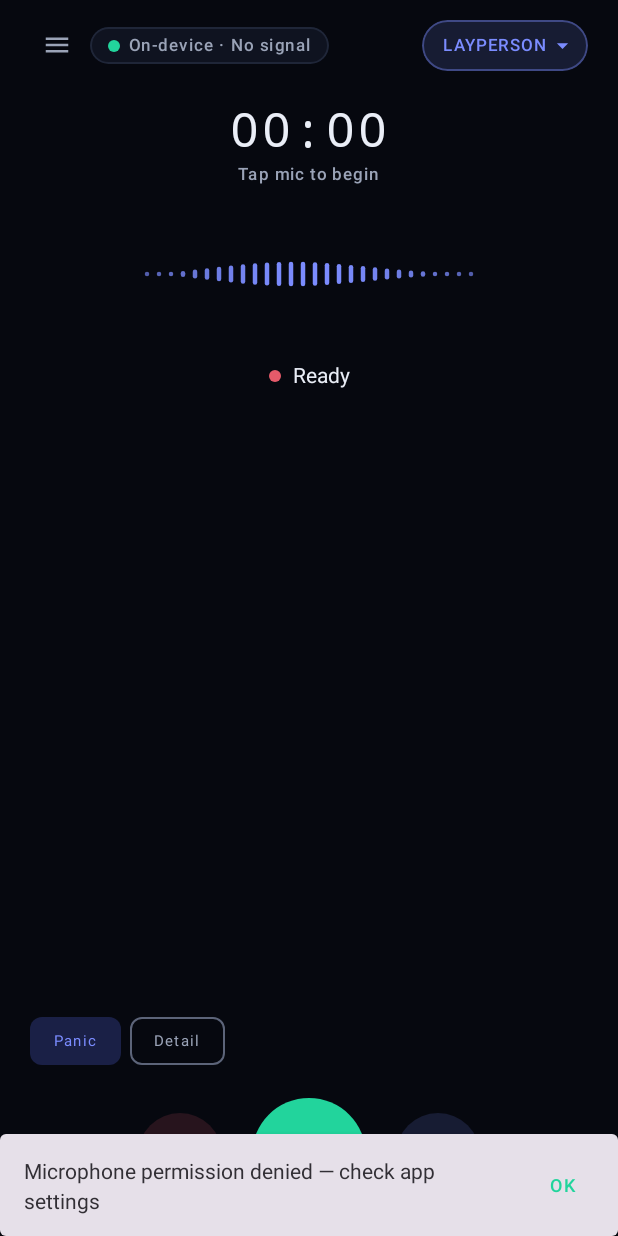
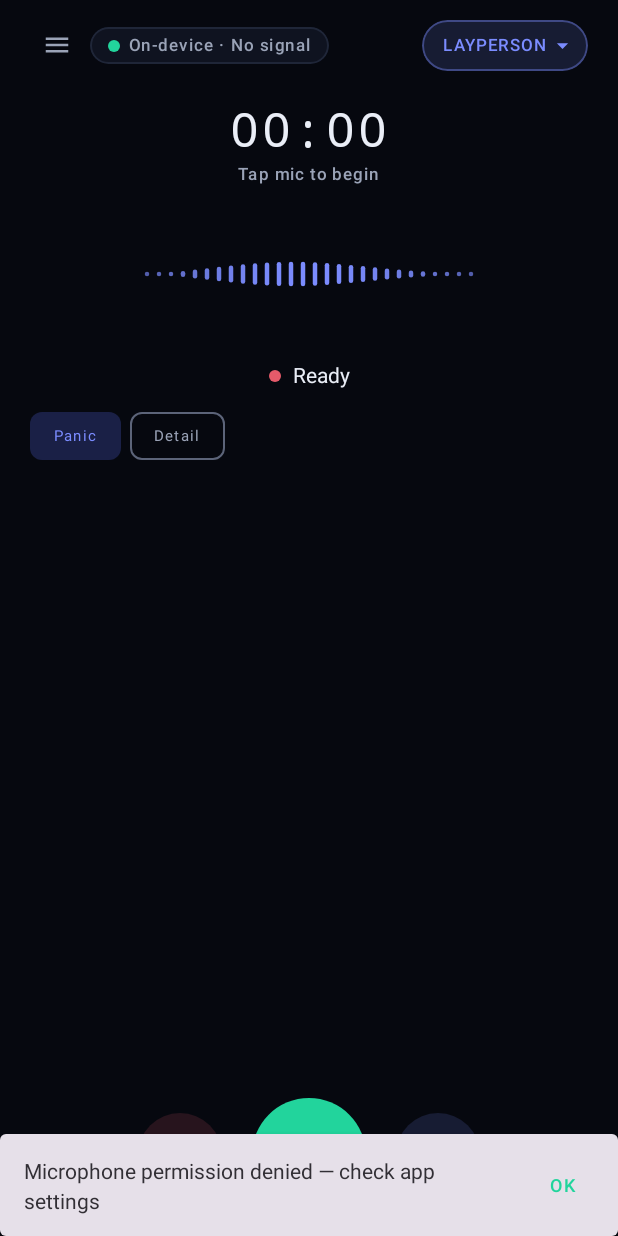
Before and after one commit to rmagesh-quml/SecondLife_GoogleHackathon, an Android app built with Jetpack Compose: the @Preview function PreviewError, on a phone screen of 412 x 824 dp. Run offline under Robolectric (Android 15) with nearby library versions, the phone set to English and light mode, and no system bars.

Commit message:
fix: move timer into scroll area, fix TTS to speak steps naturally
- Timer row is now a LazyColumn item at the top of the transcript, not a
  floating overlay — it no longer covers the response output
- Mode toggle moved above the list as a sticky inline row
- TTS now joins steps with ". " for natural speech instead of reading
  numbered lines literally (e.g. "one. Do this. Do that." not "1. Do this")

Co-Authored-By: Claude Sonnet 4.6 <noreply@anthropic.com>

```diff
--- a/android-app/src/main/java/com/secondlife/ui/MainScreen.kt
+++ b/android-app/src/main/java/com/secondlife/ui/MainScreen.kt
@@ -154,9 +154,15 @@ fun MainScreen(
     }
     val elapsed = sessionStarted?.let { nowMs - it }
 
-    // Speak each new completed response aloud
+    // Speak each new completed response aloud — use steps when available for
+    // natural speech (no numbering), else fall back to the response text.
     LaunchedEffect(response) {
-        response?.response?.takeIf { it.isNotBlank() }?.let { ttsManager.speak(it) }
+        val r = response ?: return@LaunchedEffect
+        val text = if (r.steps.isNotEmpty())
+            r.steps.joinToString(". ")
+        else
+            r.response
+        if (text.isNotBlank()) ttsManager.speak(text)
     }
 
     val state = MainUiState(
@@ -316,16 +322,37 @@ fun MainScreenContent(
                     color = indicatorColor(state),
                 )
 
-                Spacer(Modifier.height(20.dp))
+                Spacer(Modifier.height(8.dp))
+
+                // Mode toggle + report button — always visible above the list
+                ModeToggleRow(
+                    selectedMode     = state.selectedMode,
+                    hasResponse      = state.latestResponse != null,
+                    onModeChange     = callbacks.onModeChange,
+                    onGenerateReport = callbacks.onGenerateReport,
+                )
+
+                Spacer(Modifier.height(8.dp))
 
                 // Conversation thread — all turns in chronological order.
                 // Bottom padding clears the floating action bar (~110 dp).
                 LazyColumn(
                     state               = listState,
                     modifier            = Modifier.weight(1f).fillMaxWidth(),
-                    contentPadding      = PaddingValues(bottom = 120.dp),
+                    contentPadding      = PaddingValues(bottom = 110.dp),
                     verticalArrangement = Arrangement.spacedBy(16.dp),
                 ) {
+                    // Active timer as first item so it doesn't float over the transcript
+                    state.timerState?.let { timer ->
+                        item("timer") {
+                            TimerRow(
+                                timerState    = timer,
+                                metronomeBeat = state.metronomeBeat,
+                                onStop        = callbacks.onStopTimer,
+                                onReset       = callbacks.onResetTimer,
+                            )
+                        }
+                    }
                     items(state.transcript, key = { it.id }) { turn ->
                         val isLatest  = turn.id == state.transcript.lastOrNull()?.id
                         TranscriptTurnView(
@@ -346,31 +373,6 @@ fun MainScreenContent(
                         }
                     }
                 }
-            }
-
-            // Timer / mode row above the action bar
-            Column(
-                Modifier
-                    .align(Alignment.BottomCenter)
-                    .padding(bottom = 106.dp)
-                    .padding(horizontal = 20.dp),
-                horizontalAlignment = Alignment.CenterHorizontally,
-                verticalArrangement = Arrangement.spacedBy(6.dp),
-            ) {
-                state.timerState?.let { timer ->
-                    TimerRow(
-                        timerState    = timer,
-                        metronomeBeat = state.metronomeBeat,
-                        onStop        = callbacks.onStopTimer,
-                        onReset       = callbacks.onResetTimer,
-                    )
-                }
-                ModeToggleRow(
-                    selectedMode     = state.selectedMode,
-                    hasResponse      = state.latestResponse != null,
-                    onModeChange     = callbacks.onModeChange,
-                    onGenerateReport = callbacks.onGenerateReport,
-                )
             }
 
             // Floating action bar pinned to the bottom of the screen.
```
